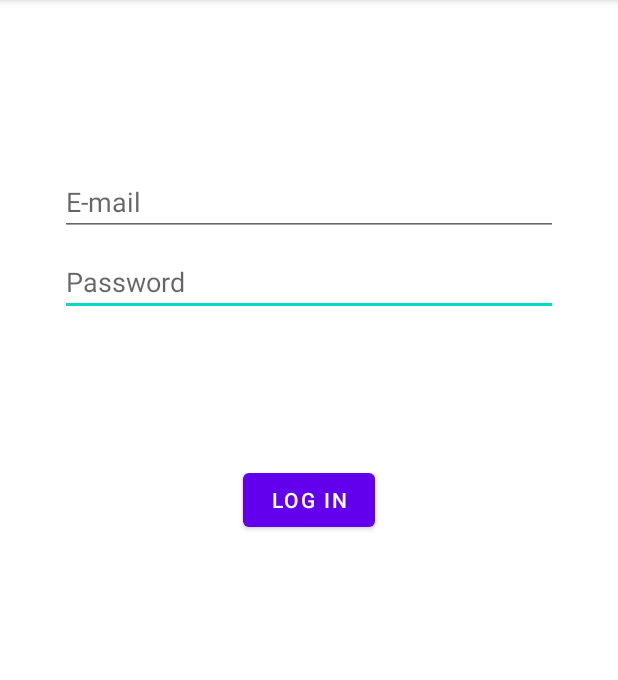
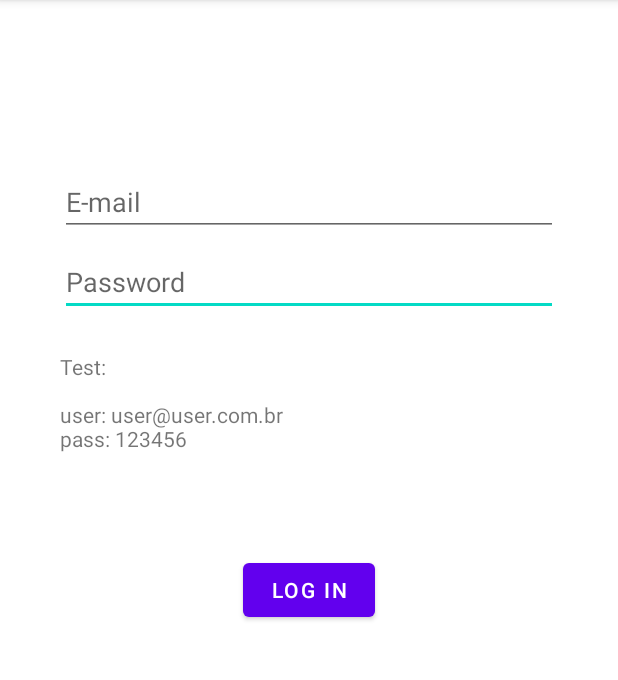
Before and after one commit to helton-isac/TrabalhoConclusaoAndroidFIAP, an Android app: the screen it shows after launch (MainActivity), on a phone screen of 412 x 824 dp, the part 84-764 px from its top. Run offline under Robolectric (Android 15) with nearby library versions, the phone set to English and light mode, and no system bars; our stand-ins replace Firebase (no records; nobody signed in at launch, a user with empty details on screens opened directly).

Commit message:
Implementing Login with Firebase

```diff
--- a/app/src/main/AndroidManifest.xml
+++ b/app/src/main/AndroidManifest.xml
@@ -1,6 +1,9 @@
 <?xml version="1.0" encoding="utf-8"?>
 <manifest xmlns:android="http://schemas.android.com/apk/res/android"
     package="com.fiap.meurole">
+
+    <uses-permission android:name="android.permission.INTERNET" />
+    <uses-permission android:name="android.permission.ACCESS_NETWORK_STATE" />
 
     <application
         android:allowBackup="true"
--- a/app/src/main/java/com/fiap/meurole/base/BaseFragment.kt
+++ b/app/src/main/java/com/fiap/meurole/base/BaseFragment.kt
@@ -5,6 +5,7 @@ import android.view.LayoutInflater
 import android.view.View
 import android.view.ViewGroup
 import android.widget.FrameLayout
+import android.widget.TextView
 import android.widget.Toast
 import androidx.fragment.app.Fragment
 import androidx.lifecycle.ViewModelProvider
@@ -55,9 +56,8 @@ abstract class BaseFragment : Fragment() {
         loadingView.visibility = View.VISIBLE
 
         if (message.isNotEmpty()) {
-            //loadingView.findViewById<TextView>(R.id.tvLoading).text = message
+            loadingView.findViewById<TextView>(R.id.tvLoading).text = message
         }
-
     }
 
     fun hideLoading() {
--- a/app/src/main/java/com/fiap/meurole/base/auth/BaseAuthViewModel.kt
+++ b/app/src/main/java/com/fiap/meurole/base/auth/BaseAuthViewModel.kt
@@ -16,6 +16,7 @@ class BaseAuthViewModel(
 
     fun getUserLogged() {
         viewModelScope.launch {
+            userLoggedState.value = RequestState.Loading
             userLoggedState.value = getUserLoggedUseCase.getUserLogged()
         }
     }
--- a/app/src/main/java/com/fiap/meurole/home/HomeFragment.kt
+++ b/app/src/main/java/com/fiap/meurole/home/HomeFragment.kt
@@ -1,5 +1,8 @@
 package com.fiap.meurole.home
 
+import android.os.Bundle
+import android.view.View
+import androidx.activity.OnBackPressedCallback
 import androidx.lifecycle.ViewModelProvider
 import com.fiap.data.remote.datasource.UserRemoteFirebaseDataSourceImpl
 import com.fiap.data.repository.UserRepositoryImpl
@@ -31,4 +34,18 @@ class HomeFragment : BaseAuthFragment() {
             )
         ).get(HomeViewModel::class.java)
     }
+
+    override fun onViewCreated(view: View, savedInstanceState: Bundle?) {
+        super.onViewCreated(view, savedInstanceState)
+        registerBackPressedAction()
+    }
+
+    private fun registerBackPressedAction() {
+        val callback = object : OnBackPressedCallback(true) {
+            override fun handleOnBackPressed() {
+                activity?.finish()
+            }
+        }
+        requireActivity().onBackPressedDispatcher.addCallback(viewLifecycleOwner, callback)
+    }
 }
--- a/app/src/main/res/layout/login_fragment.xml
+++ b/app/src/main/res/layout/login_fragment.xml
@@ -17,7 +17,6 @@
         android:layout_height="wrap_content"
         android:layout_gravity="start"
         android:layout_marginStart="48dp"
-        android:layout_marginTop="16dp"
         android:layout_marginEnd="48dp"
         android:layout_marginBottom="64dp"
         android:enabled="true"
@@ -25,7 +24,7 @@
         app:layout_constraintBottom_toBottomOf="parent"
         app:layout_constraintEnd_toEndOf="parent"
         app:layout_constraintStart_toStartOf="parent"
-        app:layout_constraintTop_toBottomOf="@+id/etPasswordLogin"
+        app:layout_constraintTop_toBottomOf="@+id/tvTip"
         app:layout_constraintVertical_bias="0.2" />
 
     <EditText
@@ -57,4 +56,15 @@
         app:layout_constraintStart_toStartOf="parent"
         app:layout_constraintTop_toTopOf="parent" />
 
+    <TextView
+        android:id="@+id/tvTip"
+        android:layout_width="0dp"
+        android:layout_height="wrap_content"
+        android:layout_marginTop="24dp"
+        android:text="Test:\n\nuser: user@user.com.br\npass: 123456"
+        android:textAlignment="textStart"
+        app:layout_constraintEnd_toEndOf="@+id/etPasswordLogin"
+        app:layout_constraintStart_toStartOf="@+id/etPasswordLogin"
+        app:layout_constraintTop_toBottomOf="@+id/etPasswordLogin" />
+
 </androidx.constraintlayout.widget.ConstraintLayout>
```
